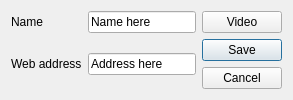
First picture: the form in bookmarkdialog.ui, repository gidzzz/openmediaplayer, before the edit.
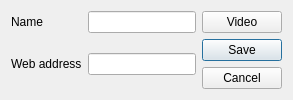
Second picture: the form after the edit.

```diff
--- a/bookmarkdialog.ui
+++ b/bookmarkdialog.ui
@@ -13,7 +13,7 @@
    <item row="0" column="1">
     <widget class="QLineEdit" name="nameBox">
      <property name="text">
-      <string>Name here</string>
+      <string/>
      </property>
     </widget>
    </item>
@@ -27,7 +27,7 @@
    <item row="1" column="1">
     <widget class="QLineEdit" name="addressBox">
      <property name="text">
-      <string>Address here</string>
+      <string/>
      </property>
     </widget>
    </item>
```
